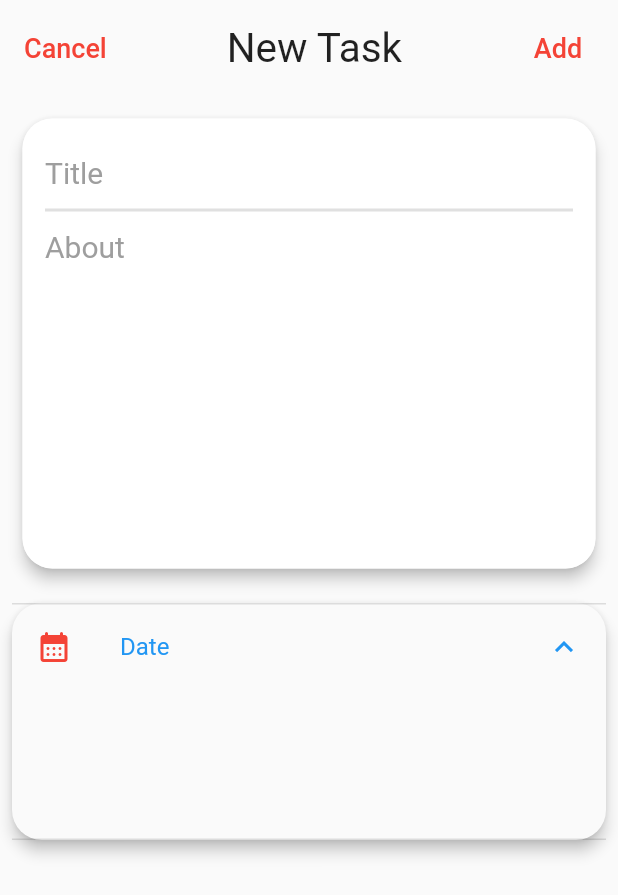
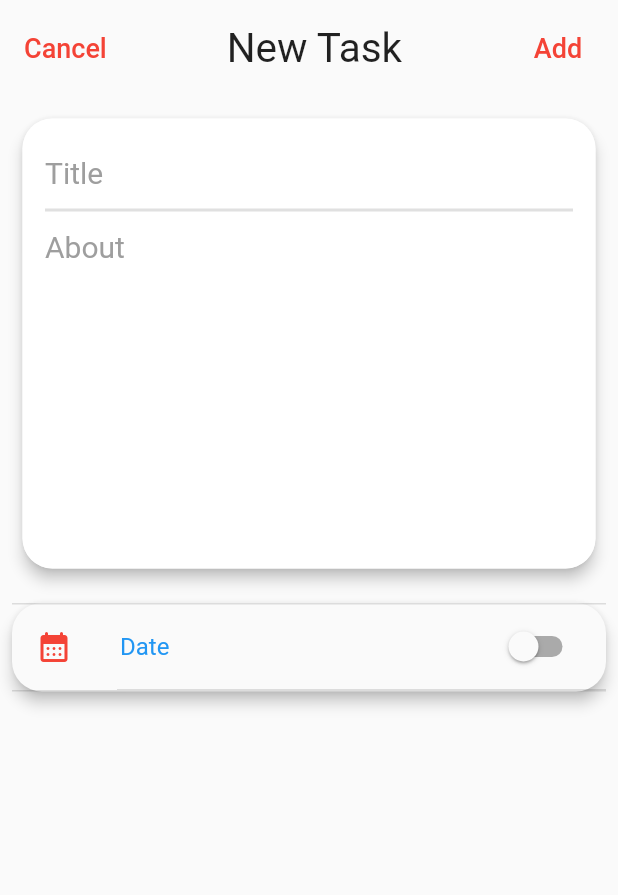
Before and after one commit to anthonyarinze/todo, a Flutter app: the AddTask widget shown alone on an empty page, opened directly, after a tap on "Date", on a phone screen of 412 x 824 dp. Shown: the top 895 px of the screen. Run offline on Flutter 3.47's test engine with Material 2 defaults, Android fonts, the phone set to English and light mode, and no system bars.

```diff
--- a/lib/widgets/add_task.dart
+++ b/lib/widgets/add_task.dart
@@ -11,7 +11,7 @@ class _AddTaskState extends State<AddTask> {
   TextEditingController titleController = TextEditingController();
   TextEditingController detailsController = TextEditingController();
   bool _validate = false;
-  bool radioSelected = false;
+  bool date = false;
 
   @override
   void dispose() {
@@ -26,6 +26,8 @@ class _AddTaskState extends State<AddTask> {
       widthFactor: 1.0,
       heightFactor: 0.95,
       alignment: Alignment.center,
+      child: SingleChildScrollView(
+        scrollDirection: Axis.vertical,
         child: Column(
           children: [
             Padding(
@@ -86,7 +88,8 @@ class _AddTaskState extends State<AddTask> {
                         child: TextField(
                           controller: titleController,
                           decoration: InputDecoration(
-                          errorText: _validate ? "Title can't be empty" : null,
+                            errorText:
+                                _validate ? "Title can't be empty" : null,
                             border: InputBorder.none,
                             hintText: 'Title',
                             hintStyle: const TextStyle(
@@ -137,25 +140,46 @@ class _AddTaskState extends State<AddTask> {
                   //side: BorderSide(color: Colors.blue),
                 ),
                 child: ExpansionTile(
-                leading:
-                    const Icon(Icons.calendar_month_rounded, color: Colors.red),
+                  leading: const Icon(Icons.calendar_month_rounded,
+                      color: Colors.red),
                   title: const Text('Date'),
-                onExpansionChanged: (value) => setState(() {
-                  radioSelected = value;
-                }),
-                children: [
-                  Container(
-                    height: 100,
-                    decoration: const BoxDecoration(
-                        color: Colors.transparent,
-                        borderRadius: BorderRadius.all(Radius.circular(20.0))),
+                  trailing: Switch(
+                      value: date,
+                      onChanged: ((value) => setState(() async {
+                            date = value;
+                            if (date == true) {
+                              DateTime? pickedDate = await showDatePicker(
+                                  context: context,
+                                  initialDate: DateTime.now(),
+                                  firstDate: DateTime(1990),
+                                  lastDate: DateTime(2100));
+                              print(pickedDate);
+                            }
+                          }))),
+                  children: const [
+                    Divider(
+                      thickness: 2.0,
+                      height: 1.0,
+                      indent: 70.0,
                     ),
+                    // Container(
+                    //   height: 480,
+                    //   decoration: const BoxDecoration(
+                    //       color: Colors.transparent,
+                    //       borderRadius:
+                    //           BorderRadius.all(Radius.circular(20.0))),
+                    //   child: DatePickerDialog(
+                    //       initialDate: DateTime.now(),
+                    //       firstDate: DateTime(1990),
+                    //       lastDate: DateTime(2100)),
+                    // ),
                   ],
                 ),
               ),
             ),
           ],
         ),
+      ),
     );
   }
 }
```
Lines whose indentation alone changed are shown as unchanged.
